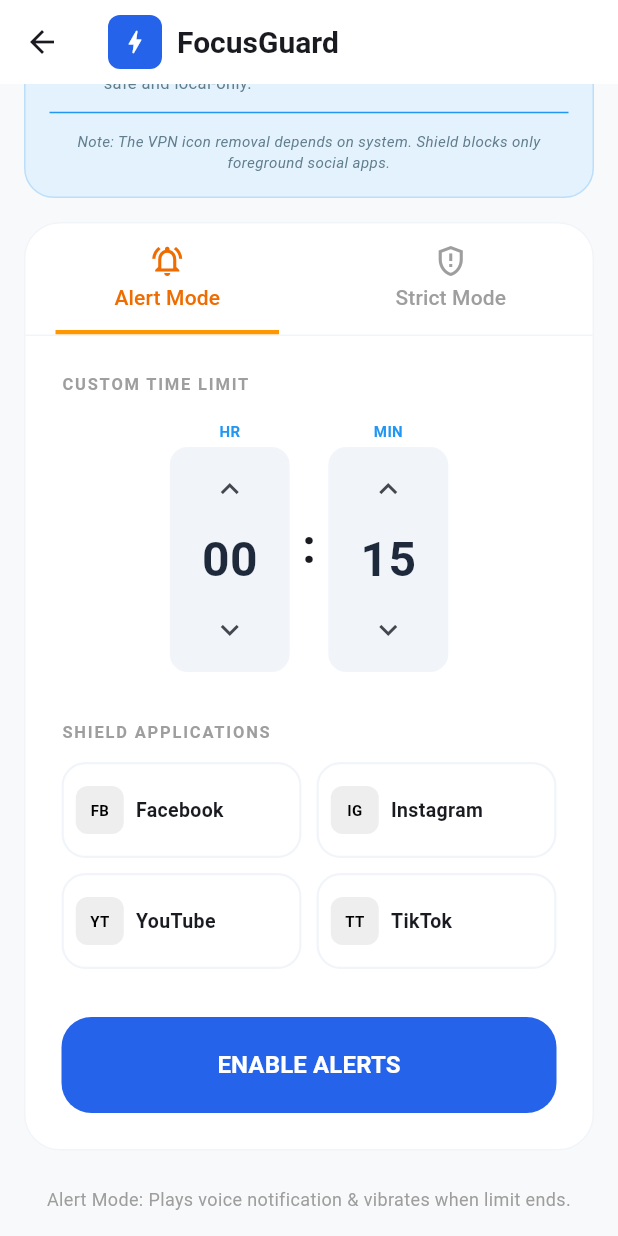
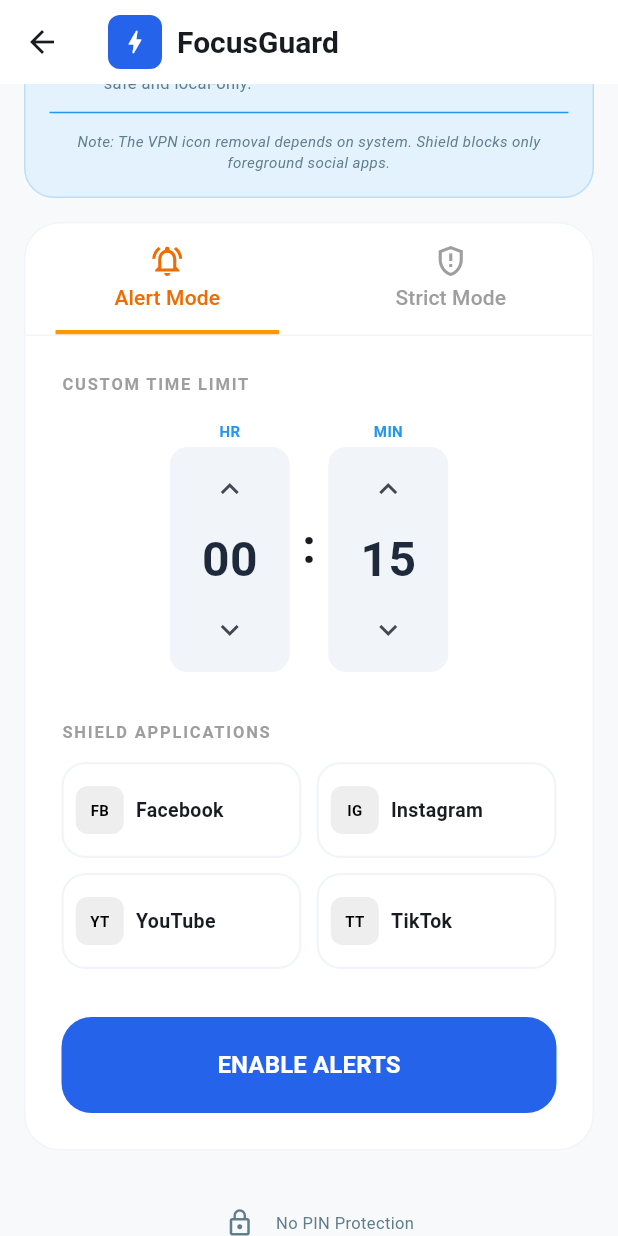
Before and after one commit to teerathkaveeta-ui/FocusGuard8, a Flutter app: the DashboardScreen screen opened directly, scrolled down 78 dp, on a phone screen of 412 x 824 dp. Run offline on Flutter 3.47's test engine with Material 3 defaults, Android fonts, the phone set to English and light mode, and no system bars.

Commit message:
feat(main): Implement PIN lock for session control
Introduces a PIN verification system for setting and unlocking session timers. This enhances security by requiring a 4-digit PIN to confirm changes or unlock restricted apps, preventing unauthorized modifications. Also adds native support to stop the VPN service from the Flutter layer.

```diff
--- a/lib/main.dart
+++ b/lib/main.dart
@@ -216,6 +216,7 @@
   int _minutes = 15;
   DateTime? _strictUntil;
   String _mode = 'alert';
+  String? _savedPin;
   final Set<String> _selectedApps = {};
   bool _isActive = false;
 
@@ -239,6 +240,70 @@
         });
       }
     });
+  }
+
+  Future<void> _showPinDialog({required bool isSetting, Function(String)? onAuth}) async {
+    final controller = TextEditingController();
+    await showDialog(
+      context: context,
+      barrierDismissible: false,
+      builder: (context) => AlertDialog(
+        shape: RoundedRectangleBorder(borderRadius: BorderRadius.circular(20)),
+        title: Text(isSetting ? "Set Security PIN" : "Enter PIN to Unlock"),
+        content: TextField(
+          controller: controller,
+          obscureText: true,
+          autofocus: true,
+          keyboardType: TextInputType.number,
+          maxLength: 4,
+          decoration: const InputDecoration(hintText: "4 Digit PIN"),
+        ),
+        actions: [
+          TextButton(onPressed: () => Navigator.pop(context), child: const Text("Cancel")),
+          ElevatedButton(
+            onPressed: () {
+              if (controller.text.length == 4) {
+                if (isSetting) {
+                  setState(() => _savedPin = controller.text);
+                  ScaffoldMessenger.of(context).showSnackBar(const SnackBar(content: Text("PIN Saved Successfully")));
+                } else if (onAuth != null) {
+                  onAuth(controller.text);
+                }
+                Navigator.pop(context);
+              }
+            },
+            child: const Text("Confirm"),
+          ),
+        ],
+      ),
+    );
+  }
+
+  Future<void> _stopMonitoring() async {
+    if (_savedPin != null) {
+      await _showPinDialog(
+        isSetting: false,
+        onAuth: (pin) async {
+          if (pin == _savedPin) {
+            await _performStop();
+          } else {
+            ScaffoldMessenger.of(context).showSnackBar(const SnackBar(content: Text("Incorrect PIN!")));
+          }
+        },
+      );
+    } else {
+      await _performStop();
+    }
+  }
+
+  Future<void> _performStop() async {
+    try {
+      await platform.invokeMethod('stopVpn');
+      setState(() => _isActive = false);
+      ScaffoldMessenger.of(context).showSnackBar(const SnackBar(content: Text("FocusGuard Deactivated")));
+    } catch (e) {
+      debugPrint("Stop Error: $e");
+    }
   }
 
   Future<void> _pickDateTime() async {
@@ -417,10 +482,25 @@
                               elevation: 0,
                             ),
                             child: _isActive
-                                ? const Row(mainAxisAlignment: MainAxisAlignment.center, children: [Icon(Icons.check_circle_rounded), SizedBox(width: 8), Text("Active", style: TextStyle(fontWeight: FontWeight.bold))])
+                                ? const Row(mainAxisAlignment: MainAxisAlignment.center, children: [Icon(Icons.check_circle_rounded), SizedBox(width: 8), Text("Shield Active", style: TextStyle(fontWeight: FontWeight.bold))])
                                 : Text(_mode == 'alert' ? "ENABLE ALERTS" : "ACTIVATE STRICT LOCK", style: const TextStyle(fontWeight: FontWeight.bold, fontSize: 16)),
                           ),
                         ),
+                        if (_isActive) ...[
+                          const SizedBox(height: 12),
+                          SizedBox(
+                            width: double.infinity,
+                            child: TextButton.icon(
+                              onPressed: _stopMonitoring,
+                              icon: const Icon(Icons.stop_circle_outlined, color: Colors.red),
+                              label: const Text("STOP SHIELD", style: TextStyle(color: Colors.red, fontWeight: FontWeight.bold)),
+                              style: TextButton.styleFrom(
+                                padding: const EdgeInsets.symmetric(vertical: 16),
+                                shape: RoundedRectangleBorder(borderRadius: BorderRadius.circular(20), side: const BorderSide(color: Colors.red)),
+                              ),
+                            ),
+                          ),
+                        ],
                       ],
                     ),
                   )
@@ -428,10 +508,25 @@
               ),
             ),
             const SizedBox(height: 24),
+            Row(
+              mainAxisAlignment: MainAxisAlignment.center,
+              children: [
+                IconButton(
+                  onPressed: () => _showPinDialog(isSetting: true),
+                  icon: const Icon(Icons.lock_outline, color: Colors.blueGrey, size: 20),
+                  tooltip: "Set Parental PIN",
+                ),
+                Text(
+                  _savedPin != null ? "PIN Lock Enabled" : "No PIN Protection",
+                  style: const TextStyle(color: Colors.blueGrey, fontSize: 11),
+                ),
+              ],
+            ),
+            const SizedBox(height: 8),
             Text(
               _mode == 'alert'
                 ? "Alert Mode: Plays voice notification & vibrates when limit ends."
-                : "Strict Mode: Blocks network for selected apps after 3s of usage.",
+                : "Strict Mode: Blocks network for selected apps after limit/date.",
               textAlign: TextAlign.center,
               style: const TextStyle(color: Colors.grey, fontSize: 12),
             )
```
Also changed, not shown: 1 other file.
